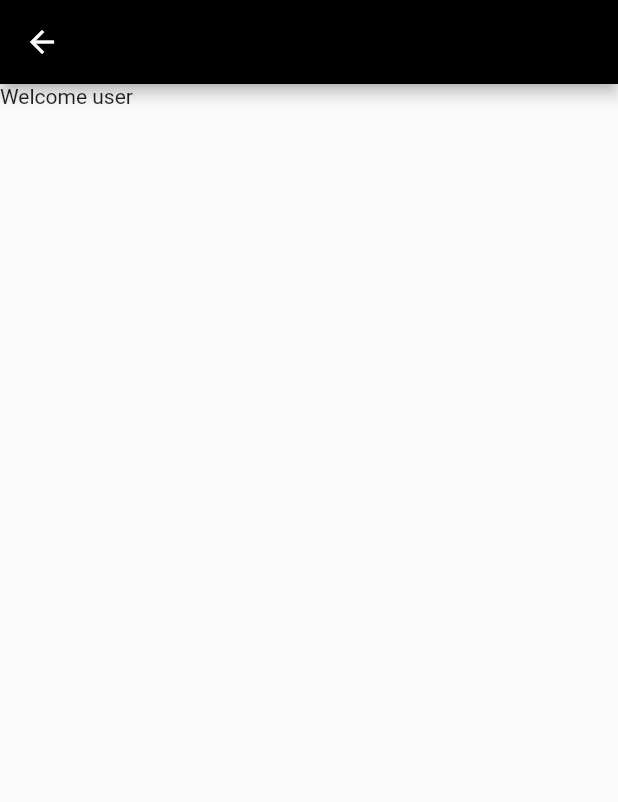
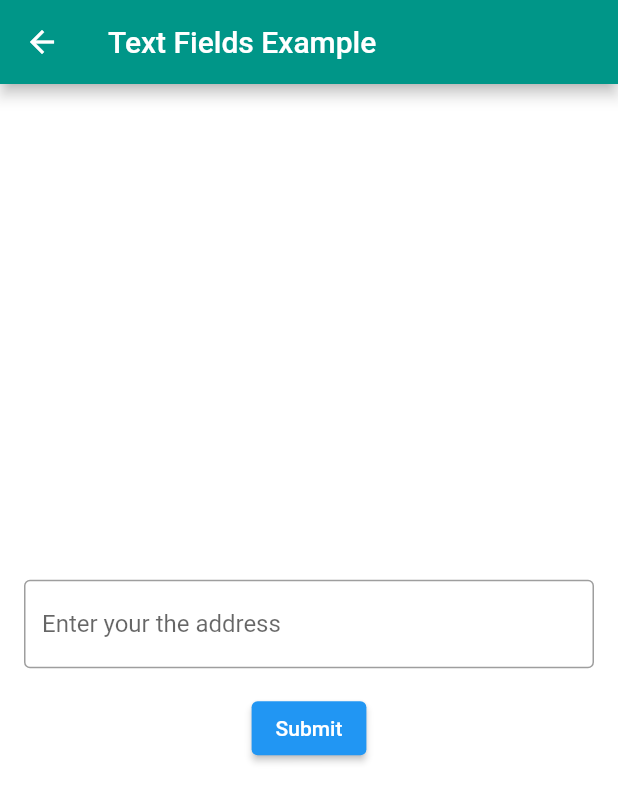
Before and after one commit to muhamedusama/delivery-app, a Flutter app: the OrderPage screen opened directly, on a phone screen of 412 x 824 dp. Shown: the top 802 px of the screen. Run offline on Flutter 3.47's test engine with Material 2 defaults, Android fonts, the light colour scheme and no system bars; our stand-ins replace cloud_firestore, conditional_builder_null_safety, firebase_auth, firebase_core, flutter_bloc, fluttertoast and 1 more; accounts and stored records are empty.

Commit message:
adding orders in firestore with the email of restaurant

```diff
--- /dev/null
+++ b/lib/screens/orderpage/cubit/cubit.dart
@@ -0,0 +1,60 @@
+
+import 'package:cloud_firestore/cloud_firestore.dart';
+import 'package:delivery/models/usermodel.dart';
+import 'package:delivery/screens/login/cubit/states.dart';
+import 'package:delivery/screens/orderpage/cubit/states.dart';
+import 'package:delivery/screens/orderpage/orderpage.dart';
+import 'package:delivery/shared/components.dart';
+import 'package:firebase_auth/firebase_auth.dart';
+import 'package:flutter/cupertino.dart';
+import 'package:flutter/material.dart';
+import "package:flutter_bloc/flutter_bloc.dart";
+
+import '../../../models/Ordersmodel.dart';
+
+
+
+class orderpageCubit extends Cubit<orderingStates> {
+
+  orderpageCubit(): super(orderinitialStates());
+ var number = 1 ;
+  static orderpageCubit get(context)=>BlocProvider.of(context);
+  // static UserRepository get instance => Get.find();
+  // final _db = FirebaseFirestore.instance;
+  TextEditingController sampledata2 = new TextEditingController();
+  // Map <String, dynamic> data= {"Details":sampledata1.text,"address":sampledata2.text};
+var nulls ="";
+var restaurant_name ;
+  increasedrivers (){
+    number++;
+    emit(change_driverno_states());
+
+  }
+  decreasedrivers (){
+    number= number-1;
+    emit(change_driverno_states());
+  }
+  void createorder (var address ) async {
+     await // Map <String, dynamic> data= {"drivers":number,"address":address};
+     FirebaseFirestore.instance.collection("Orders").
+     doc(
+       restaurant_name =  FirebaseAuth.instance.currentUser!.email
+     ).set(
+       {
+         "rest_name":restaurant_name,
+         "address": address ,
+         "Supervisor name":nulls,
+         "driver name":nulls,
+         "drivers":number,
+         "taken":nulls,
+       }
+     );
+
+
+  print("FFFFFFFFFFFFFFFFFFFFFFFFFFFFFFFFFFFFFFFFFFFFFFFFFFFFFFFFFFFFFFFFFFFFFFFFFFFF");
+print(restaurant_name);
+  }
+
+
+
+}
--- /dev/null
+++ b/lib/screens/orderpage/cubit/states.dart
@@ -0,0 +1,13 @@
+abstract class orderingStates {
+
+}
+class orderinitialStates extends orderingStates{
+
+}
+class orderSuccessStates extends orderingStates{
+
+}
+class change_driverno_states extends orderingStates
+{
+
+}
--- a/lib/screens/orderpage/orderpage.dart
+++ b/lib/screens/orderpage/orderpage.dart
@@ -1,18 +1,64 @@
-import 'package:flutter/material.dart';
-
-class OrderPage extends StatelessWidget {
-  const OrderPage({super.key});
-
-  @override
-  Widget build(BuildContext context) {
-    return  Scaffold(
-      appBar: AppBar(
-        backgroundColor: Colors.black,
-      ),
-      body: Text("Welcome user"),
 
 
 
-    );
+import 'package:conditional_builder_null_safety/conditional_builder_null_safety.dart';
+import 'package:delivery/screens/login/cubit/cubit.dart';
+import 'package:delivery/screens/login/cubit/states.dart';
+import 'package:delivery/screens/manager/manager.dart';
+import 'package:delivery/screens/orderpage/cubit/cubit.dart';
+import 'package:delivery/screens/orderpage/cubit/states.dart';
+import 'package:delivery/screens/orderpage/orderpage.dart';
+import 'package:delivery/screens/supervisor/supervisor.dart';
+import 'package:delivery/shared/components.dart';
+import 'package:delivery/shared/components.dart';
+import 'package:flutter/material.dart';
+import 'package:flutter_bloc/flutter_bloc.dart';
+
+class OrderPage extends StatelessWidget {
+  @override
+  Widget build(BuildContext context) {
+    var address_controller = TextEditingController();
+    return BlocProvider(
+      create: (BuildContext context) => orderpageCubit(),
+      child: BlocConsumer<orderpageCubit, orderingStates>(
+        listener: (context, state)  {
+
+        },
+        builder: (context, state) {
+          return Scaffold(
+            backgroundColor: Colors.white,
+            appBar: AppBar(
+              title: Text('Text Fields Example'),
+            ),
+            body: Padding(
+              padding: const EdgeInsets.all(16.0),
+              child: Column(
+                mainAxisAlignment: MainAxisAlignment.center,
+                children: <Widget>[
+                  SizedBox(height: 16.0),
+                  TextField(
+                    controller: address_controller,
+
+                    decoration: InputDecoration(
+                      labelText: 'Enter your the address',
+                      border: OutlineInputBorder(),
+                    ),
+                  ),
+                  SizedBox(height: 16.0),
+                  ElevatedButton(
+                    onPressed: () {
+                      var addresses =address_controller.text.trim();
+                            orderpageCubit.get(context).createorder(addresses);
+                      // Add your logic here for handling text field values.
+                    },
+                    child: Text('Submit'),
+                  ),
+                ],
+              ),
+            ),
+          );
+        },
+      ),
+    ); // Scaffold
   }
 }
--- a/pubspec.yaml
+++ b/pubspec.yaml
@@ -72,9 +72,9 @@ flutter:
   uses-material-design: true
 
   # To add assets to your application, add an assets section, like this:
-  # assets:
-  #   - images/a_dot_burr.jpeg
-  #   - images/a_dot_ham.jpeg
+  assets:
+   - assets/
+
 
   # An image asset can refer to one or more resolution-specific "variants", see
   # https://flutter.dev/assets-and-images/#resolution-aware
```
Also changed, not shown: lib/models/Ordersmodel.dart (added, +45 -0 lines), assets/4936005.jpg (added), assets/8209958.jpg (added), assets/8711572.jpg (added), assets/allan-lainez-7y2vVGzAQ2o-unsplash.jpg (added), assets/amico.jpg (added), assets/pana.jpg (added), assets/restaurant-rating-review-template-hand-drawn-cartoon-flat-illustration-with-customer-feedback_2175-7238.jpg (added), 2 other files.
